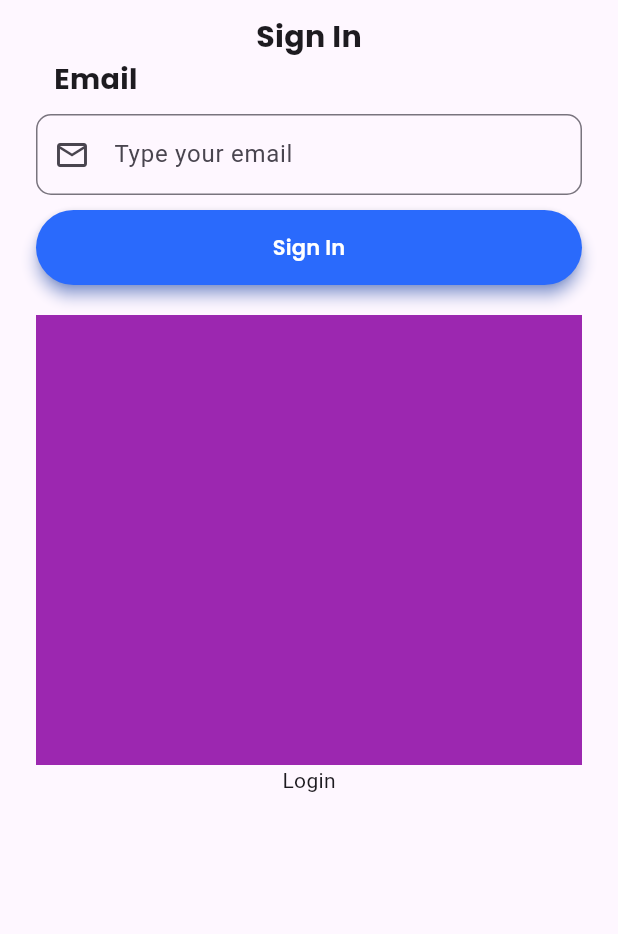
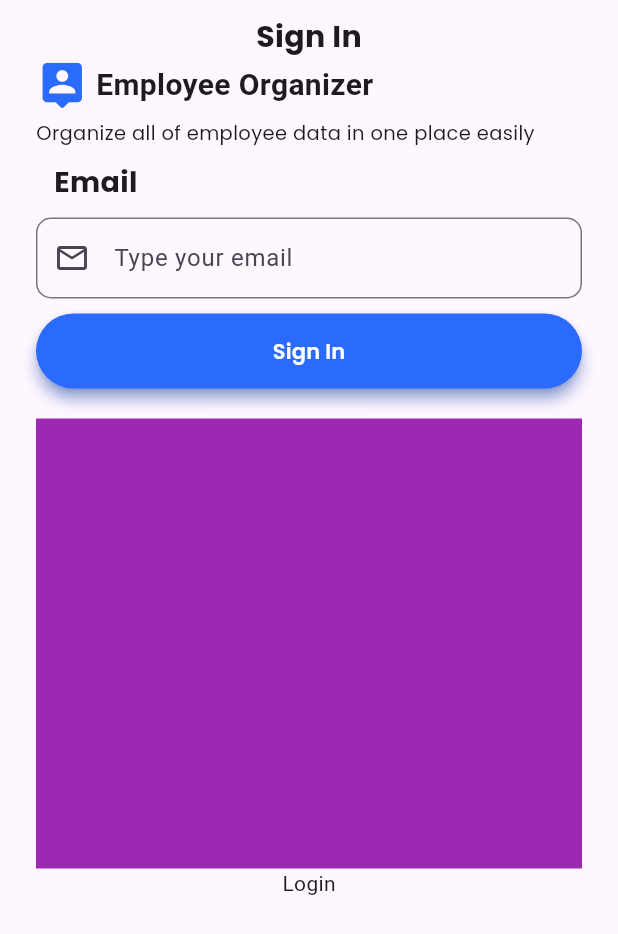
Before and after one commit to DiftaFitrahul/Employess-Organizer, a Flutter app: the screen it shows after launch, on a phone screen of 412 x 824 dp. Shown: the top 934 px of the screen. Run offline on Flutter 3.47's test engine with Material 3 defaults, Android fonts, the phone set to English and light mode, and no system bars; our stand-ins replace device_preview, get.

Commit message:
feat: finish create header auth

```diff
--- a/lib/constants/color.dart
+++ b/lib/constants/color.dart
@@ -1,3 +1,3 @@
 import 'package:flutter/material.dart' show Color;
 
-const buttonBGColor = Color(0xff2a6afc);
+const primatyColor = Color(0xff2a6afc);
--- a/lib/main.dart
+++ b/lib/main.dart
@@ -23,7 +23,7 @@ class MainApp extends StatelessWidget {
       // theme: ThemeData(
       //   primarySwatch: Colors.purple,
       //   buttonTheme: const ButtonThemeData(
-      //     buttonColor: buttonBGColor,
+      //     buttonColor: primatyColor,
       //     textTheme: ButtonTextTheme.primary,
       //   ),
       // ),
--- a/lib/view/screen/auth/login.dart
+++ b/lib/view/screen/auth/login.dart
@@ -1,5 +1,6 @@
 import 'package:employees_organizer/constants/font_family.dart';
 import 'package:employees_organizer/view/widget/auth/button.dart';
+import 'package:employees_organizer/view/widget/auth/header_text.dart';
 import 'package:employees_organizer/view/widget/auth/textfield.dart';
 import 'package:flutter/material.dart';
 
@@ -21,6 +22,8 @@ class LoginScreen extends StatelessWidget {
                         fontSize: 20,
                         fontWeight: FontWeight.bold,
                         fontFamily: poppins)),
+                HeaderTextWidget(),
+                const SizedBox(height: 10),
                 TextFieldAuthWidget(
                     textEditingController: TextEditingController(),
                     title: 'Email',
--- a/lib/view/widget/auth/button.dart
+++ b/lib/view/widget/auth/button.dart
@@ -15,8 +15,8 @@ class ButtonAuthWidget extends StatelessWidget {
         onPressed: onPressed,
         style: ElevatedButton.styleFrom(
             elevation: 4,
-            backgroundColor: buttonBGColor,
-            shadowColor: buttonBGColor,
+            backgroundColor: primatyColor,
+            shadowColor: primatyColor,
             minimumSize: const Size(double.infinity, 50)),
         child: Text(
           title,
--- a/lib/view/widget/auth/header_text.dart
+++ b/lib/view/widget/auth/header_text.dart
@@ -1,3 +1,5 @@
+import 'package:employees_organizer/constants/color.dart';
+import 'package:employees_organizer/constants/font_family.dart';
 import 'package:flutter/material.dart';
 
 class HeaderTextWidget extends StatelessWidget {
@@ -6,14 +8,23 @@ class HeaderTextWidget extends StatelessWidget {
   @override
   Widget build(BuildContext context) {
     return const Column(
+      crossAxisAlignment: CrossAxisAlignment.start,
       children: [
         Row(
           children: [
-            Icon(Icons.person_pin_rounded),
-            SizedBox(width: 10),
-            Text('Login',
+            Icon(Icons.person_pin_rounded, color: primatyColor, size: 35),
+            SizedBox(width: 5),
+            Text('Employee Organizer',
                 style: TextStyle(fontSize: 20, fontWeight: FontWeight.bold))
           ],
+        ),
+        SizedBox(height: 5),
+        Text(
+          'Organize all of employee data in one place easily',
+          style: TextStyle(
+            fontFamily: poppins,
+            fontSize: 13,
+          ),
         )
       ],
     );
```
